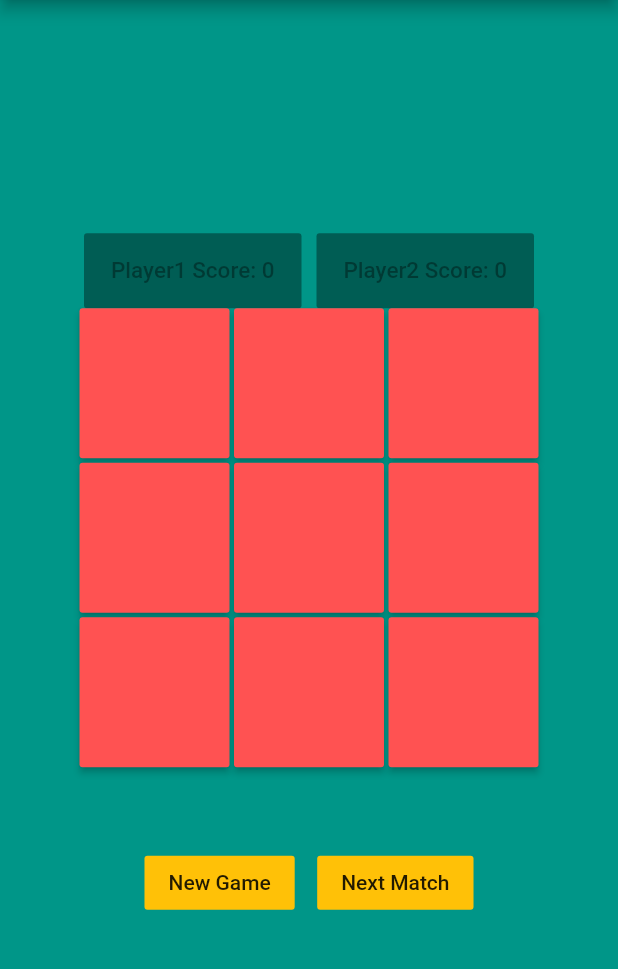
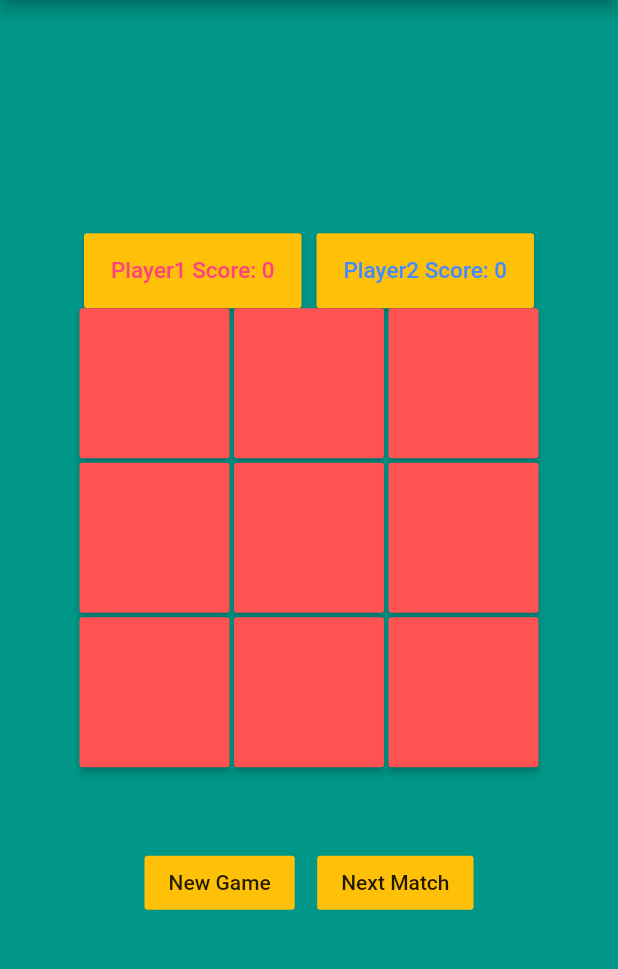
Before and after one commit to Shekhar2523/TicTakToeAndroidApp, a Flutter app: the screen it shows after launch, on a phone screen of 412 x 824 dp, the part 84-1053 px from its top. Run offline on Flutter 3.47's test engine with Material 2 defaults, Android fonts, the phone set to English and light mode, and no system bars.

Commit message:
New Color scheme is added for score counter

```diff
--- a/lib/main.dart
+++ b/lib/main.dart
@@ -40,9 +40,9 @@ class _MyAppState extends State<MyApp> {
               children: <Widget>[
                 Row(mainAxisAlignment: MainAxisAlignment.center,
                 children: <Widget>[
-                  SizedBox(width:145.0,height:50.0 ,child: RaisedButton(color: Colors.amberAccent,child :Text("Player1 Score: $p1",style: TextStyle(fontSize: 15.0)),),),
+                  SizedBox(width:145.0,height:50.0 ,child: RaisedButton(color: Colors.amber,child :Text("Player1 Score: $p1",style: TextStyle(fontSize: 15.0)),textColor: Colors.pinkAccent,onPressed: (){},),),
                   SizedBox(width: 10.0,),
-                  SizedBox(width:145.0,height:50.0 ,child: RaisedButton(color: Colors.amberAccent,child :Text("Player2 Score: $p2",style: TextStyle(fontSize: 15.0)),),),
+                  SizedBox(width:145.0,height:50.0 ,child: RaisedButton(color: Colors.amber,child :Text("Player2 Score: $p2",style: TextStyle(fontSize: 15.0)),textColor: Colors.blueAccent,onPressed: (){},),),
                 ],),
                 Row(
                   mainAxisAlignment: MainAxisAlignment.center,
```
